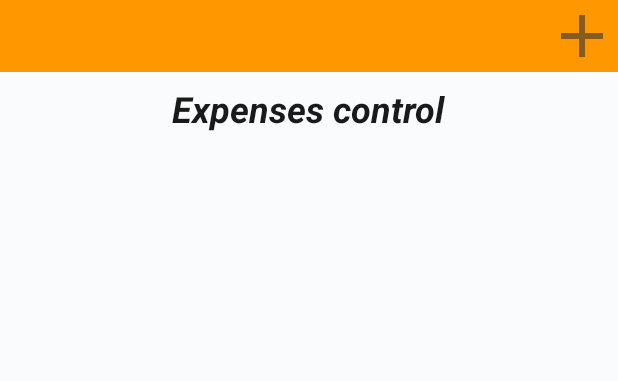
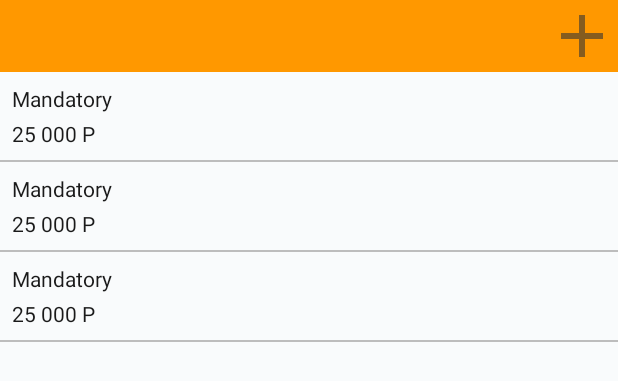
Before and after one commit to artyomefimov/ExpensesControl, an Android app: the layout expenses_control_app_widget.xml on its own in the app's theme, with its tools: preview values and no code run, on a phone screen of 412 x 824 dp. Shown: the top 381 px of the screen. Run offline under Robolectric (Android 15) with nearby library versions, the phone set to English and light mode, and no system bars.

Commit message:
Добавлена структура для отображения списка трат #10

```diff
--- a/app/src/main/AndroidManifest.xml
+++ b/app/src/main/AndroidManifest.xml
@@ -43,6 +43,10 @@
                 android:resource="@xml/expenses_control_app_widget_info" />
         </receiver>
 
+        <service
+            android:name=".infrastructure.widget.ExpensesWidgetRemoteViewsService"
+            android:permission="android.permission.BIND_REMOTEVIEWS" />
+
     </application>
 
 </manifest>
--- a/app/src/main/res/layout/expenses_control_app_widget.xml
+++ b/app/src/main/res/layout/expenses_control_app_widget.xml
@@ -1,5 +1,6 @@
 <RelativeLayout
     xmlns:android="http://schemas.android.com/apk/res/android"
+    xmlns:tools="http://schemas.android.com/tools"
     android:layout_width="match_parent"
     android:layout_height="match_parent"
     android:background="?attr/appWidgetBackgroundColor"
@@ -15,7 +16,7 @@
         android:background="?attr/topBarBackgroundColor">
 
         <ImageView
-            android:id="@+id/addImageView"
+            android:id="@+id/widgetAddImageView"
             android:layout_width="48dp"
             android:layout_height="48dp"
             android:layout_alignParentEnd="true"
@@ -25,16 +26,15 @@
 
     </RelativeLayout>
 
-    <TextView
-        android:id="@+id/appwidget_text"
-        android:layout_width="wrap_content"
+    <ListView
+        android:id="@+id/widgetExpensesListView"
+        android:layout_width="match_parent"
         android:layout_height="wrap_content"
+        android:layout_below="@id/topBarLayout"
+        android:layout_alignParentBottom="true"
         android:layout_centerHorizontal="true"
-        android:layout_below="@id/topBarLayout"
-        android:layout_margin="8dp"
-        android:background="?attr/appWidgetBackgroundColor"
-        android:text="@string/app_name"
-        android:textColor="?attr/appWidgetTextColor"
-        android:textSize="24sp"
-        android:textStyle="bold|italic" />
+        android:divider="@color/dividerColor"
+        android:dividerHeight="1dp"
+        tools:listitem="@layout/widget_list_item" />
+
 </RelativeLayout>
--- /dev/null
+++ b/app/src/main/res/layout/widget_list_item.xml
@@ -0,0 +1,25 @@
+<?xml version="1.0" encoding="utf-8"?>
+<LinearLayout
+    xmlns:android="http://schemas.android.com/apk/res/android"
+    xmlns:tools="http://schemas.android.com/tools"
+    android:layout_width="match_parent"
+    android:layout_height="wrap_content"
+    android:orientation="vertical"
+    android:padding="@dimen/margin_8dp">
+
+    <TextView
+        android:id="@+id/widgetCategoryTextView"
+        android:layout_width="wrap_content"
+        android:layout_height="wrap_content"
+        tools:text="@string/category_mandatory_payments"
+        android:textAppearance="@style/TextStyle.Size14"/>
+
+    <TextView
+        android:id="@+id/widgetSumTextView"
+        android:layout_width="wrap_content"
+        android:layout_height="wrap_content"
+        android:layout_marginTop="@dimen/margin_4dp"
+        android:textAppearance="@style/TextStyle.Size14"
+        tools:text="25 000 Р" />
+
+</LinearLayout>
--- a/app/src/main/res/values-night/themes.xml
+++ b/app/src/main/res/values-night/themes.xml
@@ -14,7 +14,6 @@
 
     <style name="ThemeOverlay.ExpensesControl.AppWidgetContainer" parent="">
         <item name="appWidgetBackgroundColor">@color/backgroundColor</item>
-        <item name="appWidgetTextColor">@color/primaryTextColor</item>
         <item name="topBarBackgroundColor">@color/colorPrimary</item>
     </style>
 </resources>
--- a/app/src/main/res/values/attrs.xml
+++ b/app/src/main/res/values/attrs.xml
@@ -1,7 +1,6 @@
 <resources>
     <declare-styleable name="AppWidgetAttrs">
         <attr name="appWidgetBackgroundColor" format="color" />
-        <attr name="appWidgetTextColor" format="color" />
         <attr name="topBarBackgroundColor" format="color" />
     </declare-styleable>
 </resources>
--- a/app/src/main/res/values/themes.xml
+++ b/app/src/main/res/values/themes.xml
@@ -14,7 +14,6 @@
 
     <style name="ThemeOverlay.ExpensesControl.AppWidgetContainer" parent="">
         <item name="appWidgetBackgroundColor">@color/backgroundColor</item>
-        <item name="appWidgetTextColor">@color/primaryTextColor</item>
         <item name="topBarBackgroundColor">@color/colorPrimary</item>
     </style>
 </resources>
```
Also changed, not shown: app/src/main/java/com/artyomefimov/expensescontrol/infrastructure/widget/ExpensesControlAppWidget.kt (+19 -13 lines), app/src/main/java/com/artyomefimov/expensescontrol/infrastructure/widget/ExpensesWidgetRemoteViewsFactory.kt (added, +37 -0 lines), app/src/main/java/com/artyomefimov/expensescontrol/infrastructure/widget/ExpensesWidgetRemoteViewsService.kt (added, +67 -0 lines).
